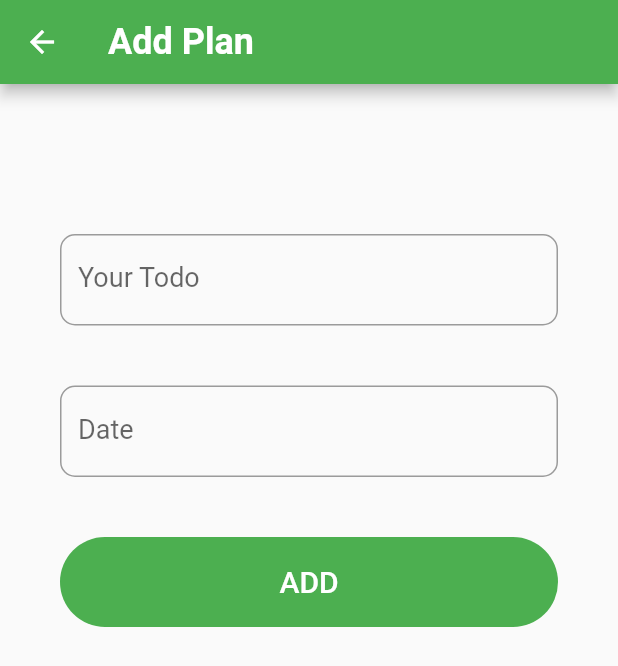
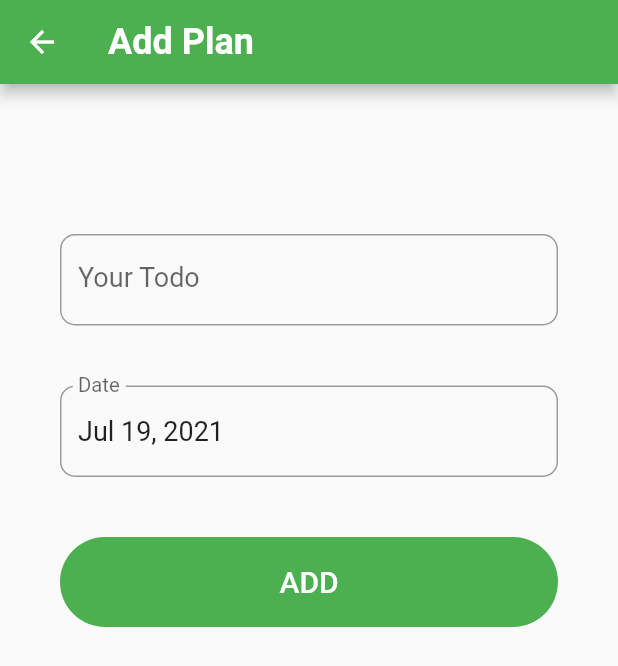
Before and after one commit to du2lee/flutter, a Flutter app: the AddTodoListPage screen opened directly, on a phone screen of 412 x 824 dp. Shown: the top 666 px of the screen. Run offline on Flutter 3.47's test engine with Material 2 defaults, Android fonts, the phone set to English and light mode, and no system bars; our stand-ins replace sqflite; accounts and stored records are empty.

Commit message:
initialize datecontroller

```diff
--- a/lib/screen/add_todoList.dart
+++ b/lib/screen/add_todoList.dart
@@ -1,6 +1,5 @@
 import 'package:flutter/material.dart';
 import 'package:intl/intl.dart';
-import 'package:todolist/DB/db.dart';
 import 'package:todolist/DB/model.dart';
 
 
@@ -13,9 +12,10 @@ class _AddTodoListPageState extends State<AddTodoListPage> {
   final formKey = GlobalKey<FormState>();
   String title = '';
   DateTime _date = DateTime.now();
-  TextEditingController _dateController = TextEditingController();
+
+  final DateFormat _dateFormatter = DateFormat('MMM dd, yyyy');
+  TextEditingController _dateController = TextEditingController(text: DateFormat('MMM dd, yyyy').format(DateTime.now()));
   TextEditingController titleController = TextEditingController();
-  final DateFormat _dateFormatter = DateFormat('MMM dd, yyyy');
 
   @override
   Widget build(BuildContext context) {
@@ -78,7 +78,6 @@ class _AddTodoListPageState extends State<AddTodoListPage> {
                               if(formKey.currentState!.validate()){
                                 this.title = this.titleController.text;
                                 print('$title, $_date');         //확인용
-                                // insert();
                                 Navigator.pop(context);          // 버튼 클릭시 화면에서 빠져 나옵니다.
                               }
                             },
@@ -109,9 +108,4 @@ class _AddTodoListPageState extends State<AddTodoListPage> {
     }
   }
 
-  // Future<void> insert() async{
-  //   var provider = DBHelper();
-  //   var plan = Plan(title: this.title, date: this._date.toString());
-  //   provider.insert(plan);
-  // }
 }
```
